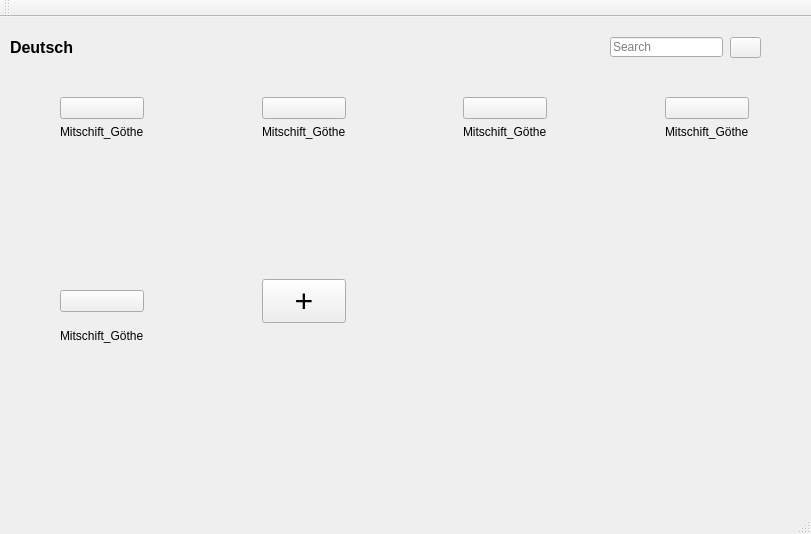
Old version of the form subject_detail.ui in the repository orgnnice/OrgNNice.
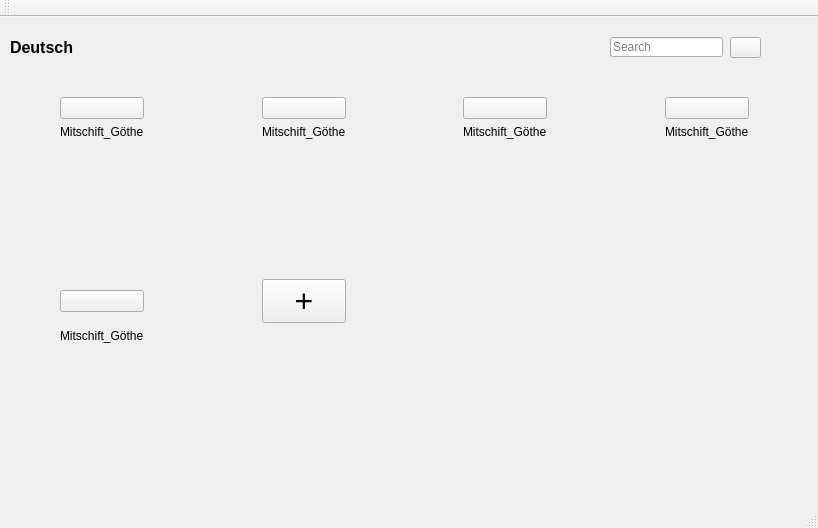
New version of the form. Icons and pictures are not drawn.

Commit message: Updated Subject Dteail

The edit to the form file:
```diff
--- a/subject_detail.ui
+++ b/subject_detail.ui
@@ -6,8 +6,8 @@
    <rect>
     <x>0</x>
     <y>0</y>
-    <width>811</width>
-    <height>534</height>
+    <width>818</width>
+    <height>528</height>
    </rect>
   </property>
   <property name="windowTitle">
```
Left out of the diff: 2 changed lines with no effect on the pictures.
